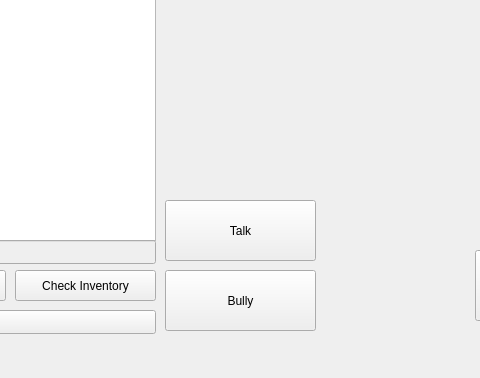
First picture: the form in SemiConsole/mainwindow.ui, repository GachiRex/Zork_S4IR, before the edit; both pictures show x 305 to 785 and y 310 to 688 of the 1303 by 688 pixel window.
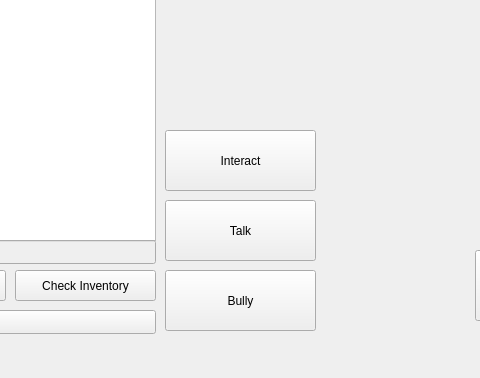
Second picture: the form after the edit.

Diff of the .ui file:
```diff
--- a/SemiConsole/mainwindow.ui
+++ b/SemiConsole/mainwindow.ui
@@ -232,6 +232,19 @@
      <string>Bully</string>
     </property>
    </widget>
+   <widget class="QPushButton" name="interactButton">
+    <property name="geometry">
+     <rect>
+      <x>470</x>
+      <y>440</y>
+      <width>151</width>
+      <height>61</height>
+     </rect>
+    </property>
+    <property name="text">
+     <string>Interact</string>
+    </property>
+   </widget>
   </widget>
   <widget class="QMenuBar" name="menubar">
    <property name="geometry">
```
